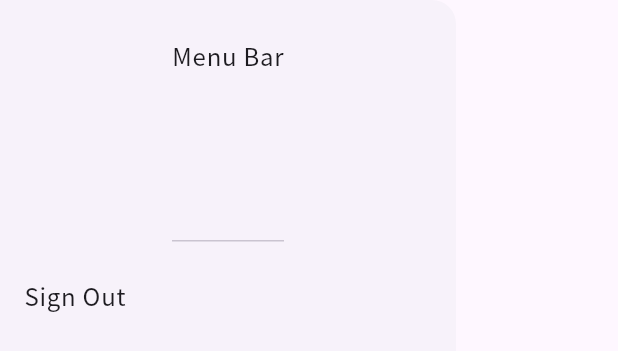
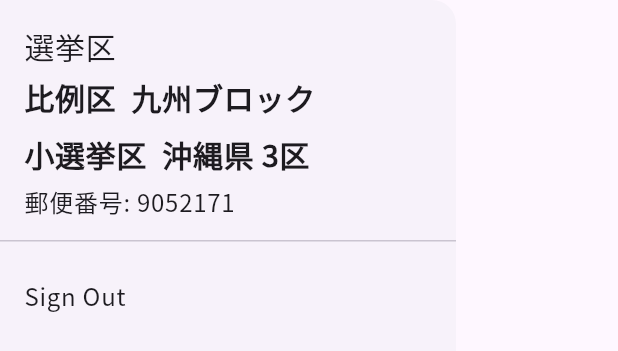
Before and after one commit to yambaru-hackathon/Group-6, a Flutter app: the MyMenuBar widget shown alone on an empty page, opened directly, on a phone screen of 412 x 824 dp. Shown: the top 351 px of the screen. Run offline on Flutter 3.47's test engine with Material 3 defaults, Android fonts, the phone set to English and light mode, and no system bars; our stand-ins replace firebase_auth, firebase_core, flutter_riverpod, riverpod_annotation; missing offline and left inert: navigator_scope; accounts and stored records are empty; generated files the repository leaves out were written again.

Commit message:
郵便番号から選挙区を取得できるようにした

```diff
--- a/lib/components/menu_bar.dart
+++ b/lib/components/menu_bar.dart
@@ -1,4 +1,6 @@
 import 'package:flutter/material.dart';
+import 'package:flutter/services.dart' show rootBundle;
+import 'dart:convert';
 import '../provider/auth_service.dart';
 
 
@@ -12,8 +14,49 @@ class MyMenuBar extends StatefulWidget {
 class _MyMenuBarState extends State<MyMenuBar> {
   final AuthService _authService = AuthService();
 
+  // 郵便番号
   String postcode = '';
   String postcodeFirst = '';
+
+  //選挙区コード
+  String prefectureCode = '';
+  String districtNum = '';
+
+  // 選挙区
+  String prefectureText = '';
+  String hireiDistrictText = '';
+  String electoralDistrictText = '';
+
+  // 郵便番号から選挙区を取得
+  Future<void> loadJsonAsset() async {
+    final String hireiJsonString = await rootBundle.loadString('assets/json/hirei.json');
+    final dynamic hireiJsonResponse = json.decode(hireiJsonString);
+    final String postalJsonString = await rootBundle.loadString('assets/json/postal2senkyoku.light.json');
+    final dynamic postalJsonResponse = json.decode(postalJsonString);
+    setState(() {
+      try{
+        if (postalJsonResponse[postcodeFirst] != null) {
+          prefectureCode = postalJsonResponse[postcodeFirst]['p'];
+          districtNum = postalJsonResponse[postcodeFirst]['s'];
+        } else {
+          prefectureCode = postalJsonResponse[postcode]['p'];
+          districtNum = postalJsonResponse[postcode]['s'];
+        }
+        prefectureText = hireiJsonResponse[prefectureCode]['prefecture'];
+        hireiDistrictText = hireiJsonResponse[prefectureCode]['region'];
+
+        electoralDistrictText = '$prefectureText $districtNum区';
+      } catch (e) {
+        prefectureText = 'エラー';
+        hireiDistrictText = 'エラー';
+        electoralDistrictText = 'エラー';
+      }
+    });
+
+    debugPrint(prefectureText);
+    debugPrint(hireiDistrictText);
+    debugPrint(electoralDistrictText);
+  }
 
   @override
   void initState() {
@@ -21,6 +64,8 @@ class _MyMenuBarState extends State<MyMenuBar> {
     super.initState();
     postcode = '9052171';
     postcodeFirst = postcode.substring(0, 3);
+
+    loadJsonAsset();
   }
 
   @override
@@ -28,9 +73,43 @@ class _MyMenuBarState extends State<MyMenuBar> {
     return Drawer(
       child: Column(
         children: [
-          const DrawerHeader(
-            padding: EdgeInsets.fromLTRB(0, 25, 0, 0),
-            child: Text('Menu Bar'),
+          DrawerHeader(
+            child: Column(
+              crossAxisAlignment: CrossAxisAlignment.start,
+              children: [
+                SizedBox(
+                  height: 0,
+                  width: 300,
+                ),
+                Text(
+                  '選挙区',
+                  style: TextStyle(
+                    fontSize: 20,
+                  )
+                ),
+                Padding(
+                  padding: const EdgeInsets.symmetric(vertical: 4.0),
+                  child: Text(
+                    '比例区  $hireiDistrictTextブロック',
+                    style: TextStyle(
+                      fontSize: 20,
+                      fontWeight: FontWeight.bold,
+                    )
+                  ),
+                ),
+                Padding(
+                  padding: const EdgeInsets.symmetric(vertical: 4.0),
+                  child: Text(
+                    '小選挙区  $electoralDistrictText',
+                    style: TextStyle(
+                      fontSize: 20,
+                      fontWeight: FontWeight.bold,
+                    )
+                  ),
+                ),
+                Text('郵便番号: $postcode'),
+              ],
+            ),
           ),
           ListTile(
             title: const Text('Sign Out'),
```
